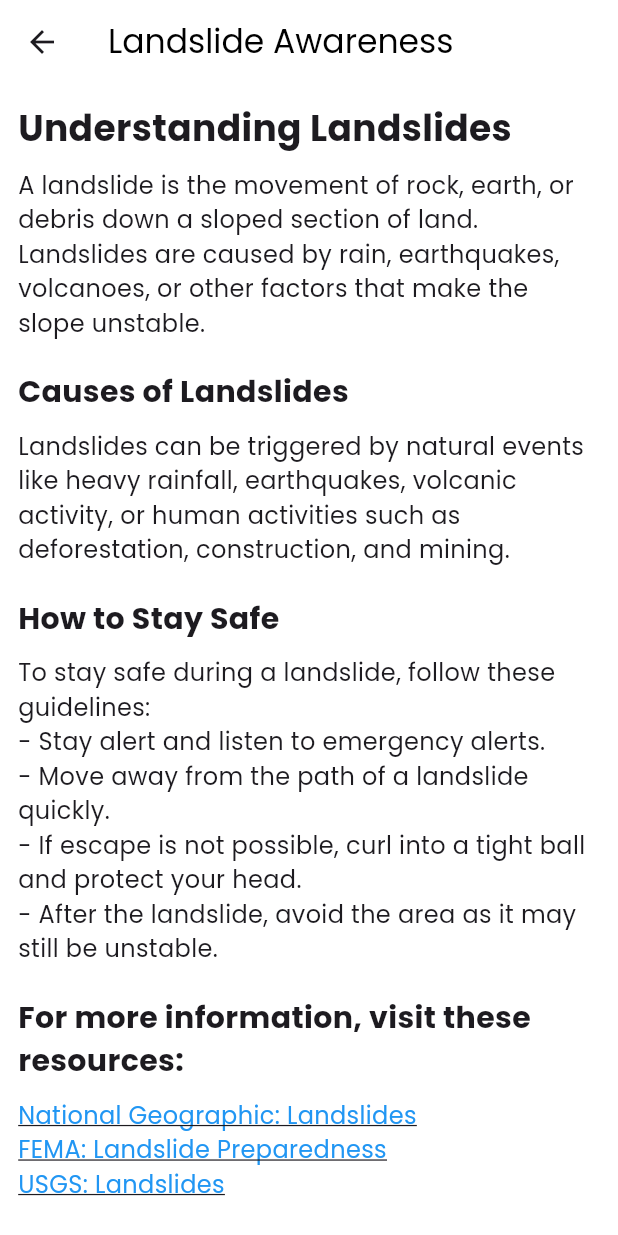
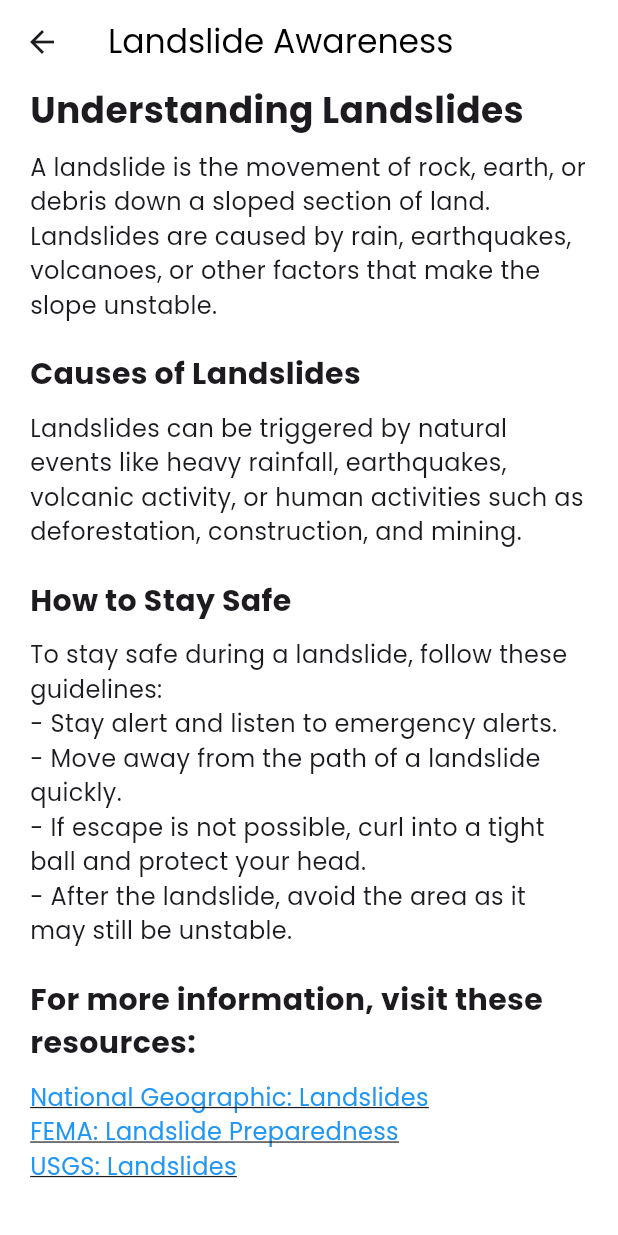
Before and after one commit to Shaun-Allan/aSapRoute, a Flutter app: the screen it shows once a user with an empty profile is signed in, item 5 of the bottom bar chosen, after a tap on "Learn More", on a phone screen of 412 x 824 dp. Run offline on Flutter 3.47's test engine with Material 3 defaults, Android fonts, the phone set to English and light mode, and no system bars; our stand-ins replace animate_do, cloud_firestore, firebase_auth, firebase_core, firebase_database, flutter_bloc and 11 more; missing offline and left inert: custom_info_window, firebase_ui_auth, firebase_ui_oauth_google, flutter_map_location_marker, flutter_polyline_points, flutter_sliding_up_panel and 3 more; accounts and stored records are empty.

Commit message:
Added features

```diff
--- a/lib/pages/resource.dart
+++ b/lib/pages/resource.dart
@@ -103,10 +103,6 @@ class _ResourcePageState extends State<ResourcePage> {
   @override
   Widget build(BuildContext context) {
     return Scaffold(
-      appBar: AppBar(
-        title: Text('Search Relief Materials'),
-        backgroundColor: Colors.teal,
-      ),
         body: Padding(
           padding: const EdgeInsets.all(8.0),
           child: Column(
@@ -140,6 +136,7 @@ class _ResourcePageState extends State<ResourcePage> {
                   itemBuilder: (context, index) {
                     final resource = _filteredResources[index];
                     return Card(
+                      color: Colors.white,
                       elevation: 4,
                       margin: EdgeInsets.symmetric(vertical: 8.0),
                       child: ListTile(
--- a/lib/pages/route.dart
+++ b/lib/pages/route.dart
@@ -265,7 +265,7 @@ class _RerouteState extends State<Reroute> {
             (x, y, zoom) {
           // Replace with your tile server URL pattern
           zoom = zoom;
-          return 'http://192.168.1.2:8080/'+zoom.toString()+'/'+x.toString()+'/'+y.toString()+'.png';
+          return 'https://storage.googleapis.com/asap_route_tiles/'+zoom.toString()+'/'+x.toString()+'/'+y.toString()+'.png';
         },
       ),
     );
--- a/lib/pages/settings.dart
+++ b/lib/pages/settings.dart
@@ -74,13 +74,6 @@ class _SettingsState extends State<Settings> {
                     },
                   ),
                 );
-              },
-            ),
-            SettingTile(
-              title: 'Help',
-              icon: Icon(FontAwesomeIcons.lifeRing, color: Colors.orange,),
-              onTapFunction: () {
-                // Navigate to profile screen or perform some action
               },
             ),
             SettingTile(
--- a/lib/pages/settings/awareness.dart
+++ b/lib/pages/settings/awareness.dart
@@ -13,7 +13,7 @@ class AwarenessPage extends StatelessWidget {
         backgroundColor: Colors.white,
       ),
       body: Padding(
-        padding: const EdgeInsets.all(12.0),
+        padding: const EdgeInsets.only(left: 20.0, right: 20.0),
         child: ListView(
           children: [
             Text(
```
Lines whose indentation alone changed are shown as unchanged.
